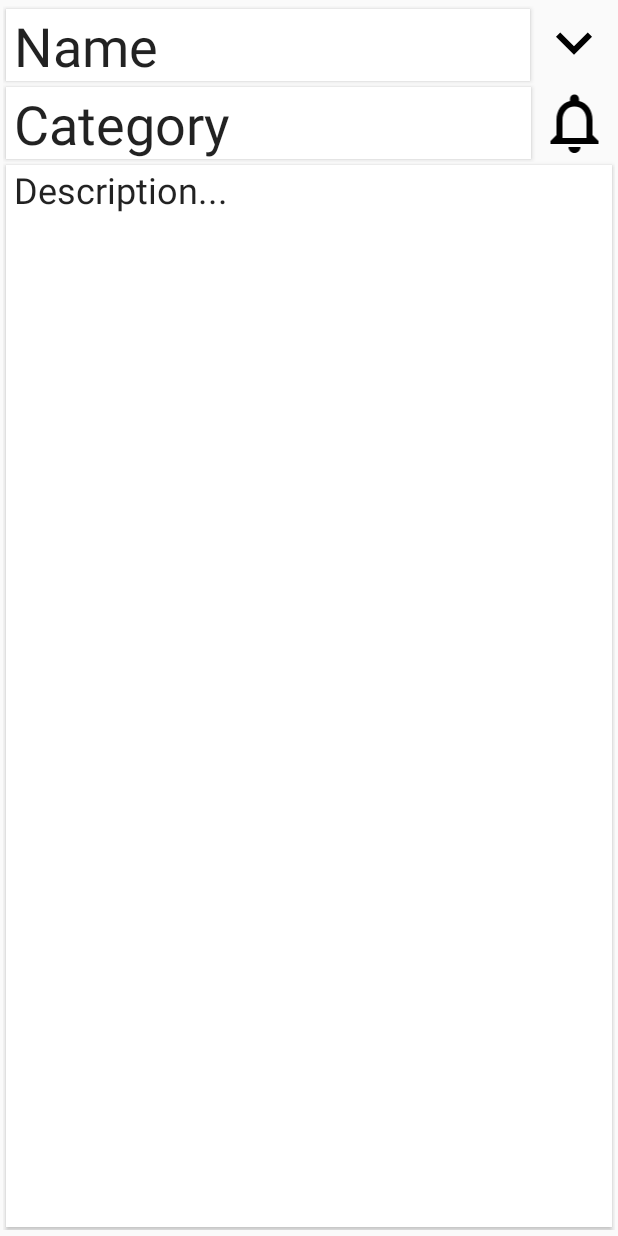
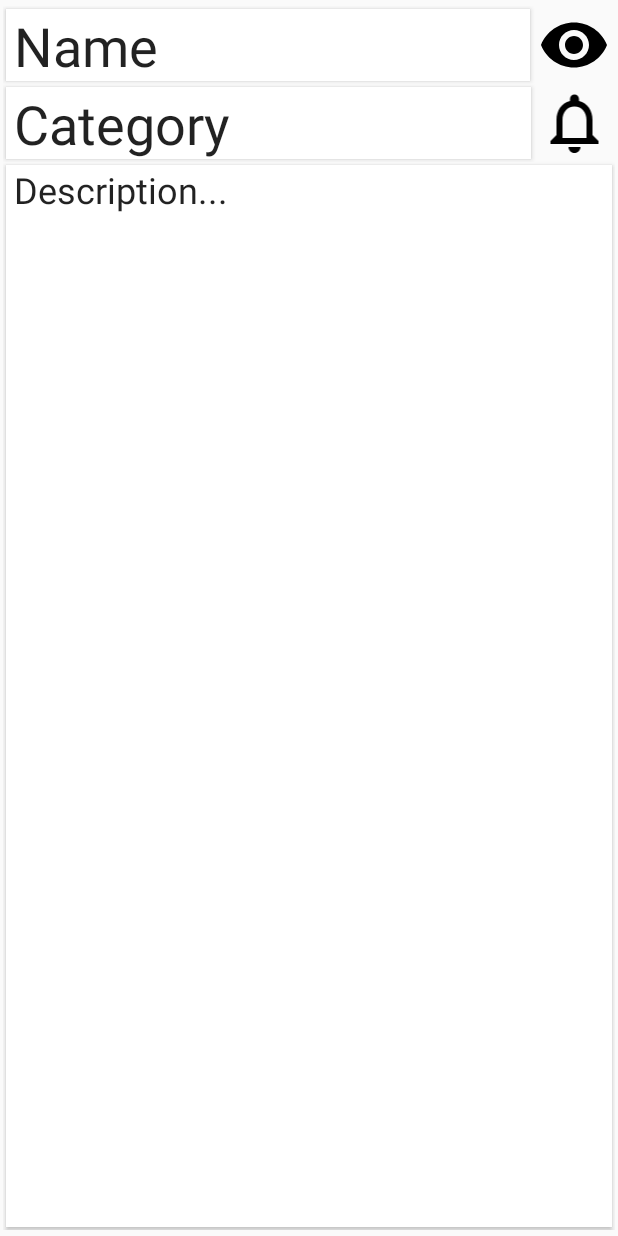
Before and after one commit to pykennedy/poi, an Android app: the layout fragment_details.xml on its own in the app's theme, with its tools: preview values and no code run, on a phone screen of 412 x 824 dp. Run offline under Robolectric (Android 15) with nearby library versions, the light colour scheme and no system bars.

```diff
--- a/app/src/main/res/drawable/arrow_down.xml
+++ /dev/null
@@ -1,9 +0,0 @@
-<vector xmlns:android="http://schemas.android.com/apk/res/android"
-        android:width="48dp"
-        android:height="48dp"
-        android:viewportWidth="24.0"
-        android:viewportHeight="24.0">
-    <path
-        android:fillColor="#FF000000"
-        android:pathData="M7.41,7.84L12,12.42l4.59,-4.58L18,9.25l-6,6 -6,-6z"/>
-</vector>
--- /dev/null
+++ b/app/src/main/res/drawable/viewed.xml
@@ -0,0 +1,10 @@
+<?xml version="1.0" encoding="utf-8"?>
+<vector xmlns:android="http://schemas.android.com/apk/res/android"
+        android:width="48dp"
+        android:height="48dp"
+        android:viewportWidth="24.0"
+        android:viewportHeight="24.0">
+    <path
+        android:fillColor="#FF000000"
+        android:pathData="M12,4.5C7,4.5 2.73,7.61 1,12c1.73,4.39 6,7.5 11,7.5s9.27,-3.11 11,-7.5c-1.73,-4.39 -6,-7.5 -11,-7.5zM12,17c-2.76,0 -5,-2.24 -5,-5s2.24,-5 5,-5 5,2.24 5,5 -2.24,5 -5,5zM12,9c-1.66,0 -3,1.34 -3,3s1.34,3 3,3 3,-1.34 3,-3 -1.34,-3 -3,-3z"/>
+</vector>
--- a/app/src/main/res/layout/fragment_details.xml
+++ b/app/src/main/res/layout/fragment_details.xml
@@ -25,7 +25,7 @@
             android:text="Name"/>
 
         <ImageView
-            android:id="@+id/iv_down_details"
+            android:id="@+id/iv_viewed_details"
             style="@style/WindowButton"
             android:layout_width="wrap_content"
             android:layout_height="wrap_content"
@@ -33,7 +33,7 @@
             android:layout_margin="2dp"
             android:elevation="2dp"
             android:clickable="true"
-            android:src="@drawable/arrow_down"/>
+            android:src="@drawable/viewed"/>
     </LinearLayout>
 
     <LinearLayout
```
Also changed, not shown: app/src/main/java/pyk/poi/controller/fragment/DetailsFragment.java (+32 -6 lines), app/src/main/java/pyk/poi/model/DataSource.java (+10 -0 lines), app/src/main/res/drawable/arrow_up.xml (deleted, +0 -9 lines).
